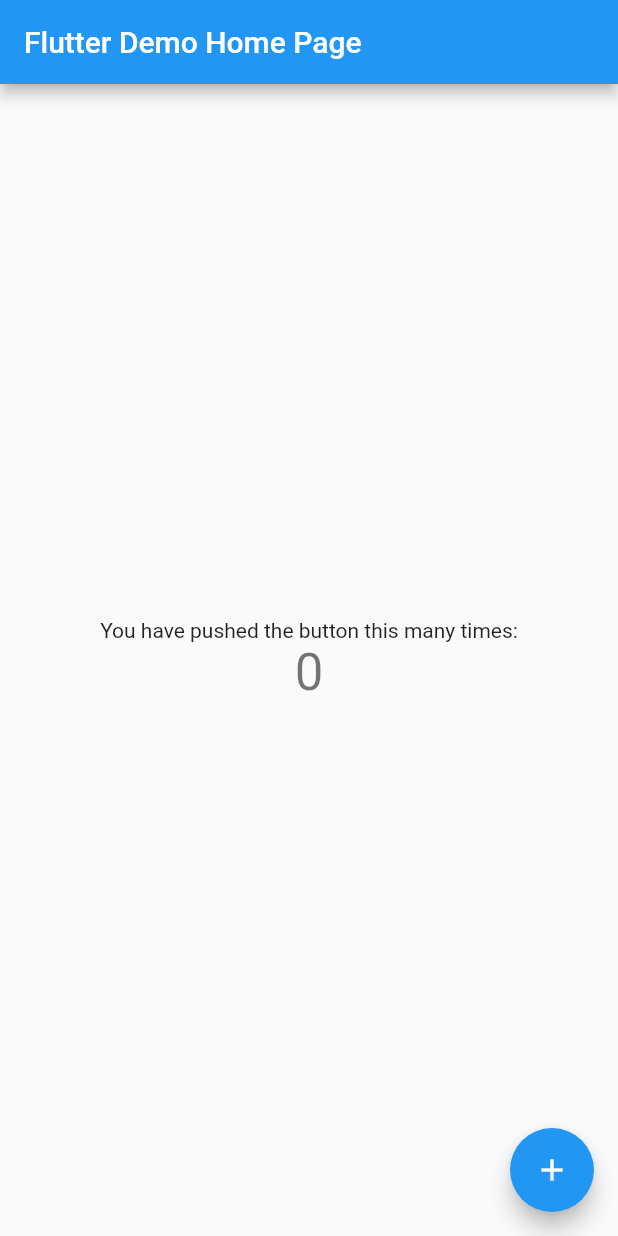
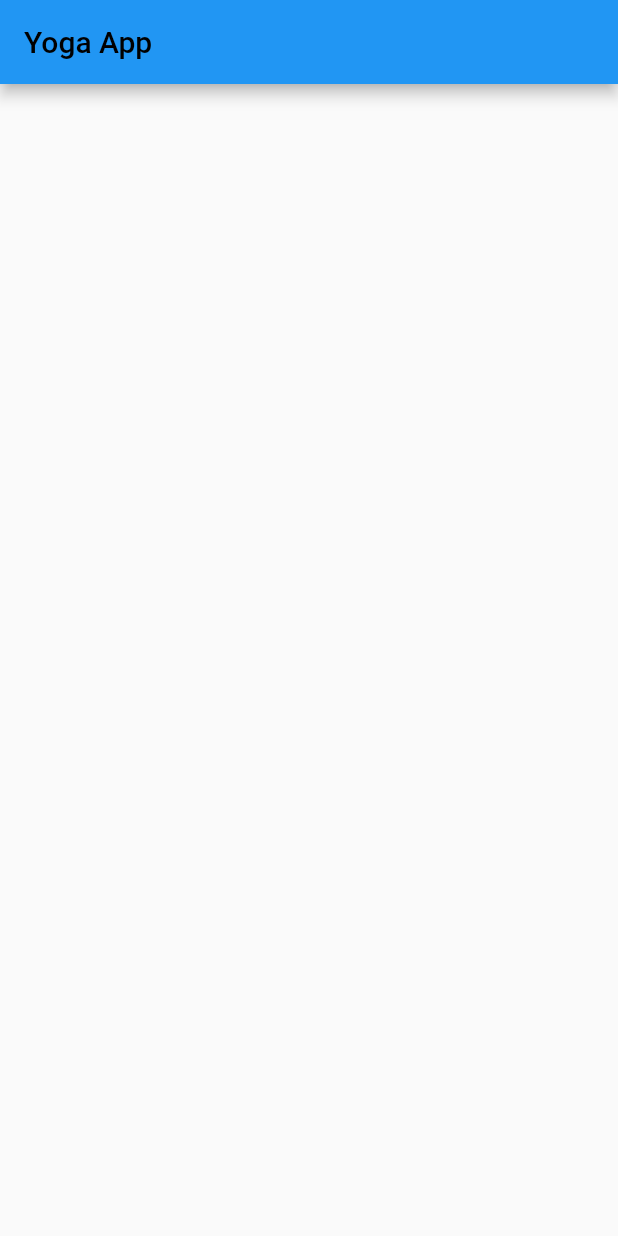
Before and after one commit to Netesh5/yoga_app, a Flutter app: the screen it shows after launch, on a phone screen of 412 x 824 dp. Run offline on Flutter 3.47's test engine with Material 2 defaults, Android fonts, the phone set to English and light mode, and no system bars.

Commit message:
App_stucture

```diff
--- a/lib/main.dart
+++ b/lib/main.dart
@@ -1,115 +1,18 @@
 import 'package:flutter/material.dart';
+import 'package:yogaapp/screens/homepage.dart';
 
 void main() {
-  runApp(const MyApp());
+  runApp(Myapp());
 }
 
-class MyApp extends StatelessWidget {
-  const MyApp({Key? key}) : super(key: key);
+class Myapp extends StatelessWidget {
+  const Myapp({Key? key}) : super(key: key);
 
-  // This widget is the root of your application.
   @override
   Widget build(BuildContext context) {
     return MaterialApp(
-      title: 'Flutter Demo',
-      theme: ThemeData(
-        // This is the theme of your application.
-        //
-        // Try running your application with "flutter run". You'll see the
-        // application has a blue toolbar. Then, without quitting the app, try
-        // changing the primarySwatch below to Colors.green and then invoke
-        // "hot reload" (press "r" in the console where you ran "flutter run",
-        // or simply save your changes to "hot reload" in a Flutter IDE).
-        // Notice that the counter didn't reset back to zero; the application
-        // is not restarted.
-        primarySwatch: Colors.blue,
-      ),
-      home: const MyHomePage(title: 'Flutter Demo Home Page'),
+      debugShowCheckedModeBanner: false,
+      home: Homepage(),
     );
   }
 }
-
-class MyHomePage extends StatefulWidget {
-  const MyHomePage({Key? key, required this.title}) : super(key: key);
-
-  // This widget is the home page of your application. It is stateful, meaning
-  // that it has a State object (defined below) that contains fields that affect
-  // how it looks.
-
-  // This class is the configuration for the state. It holds the values (in this
-  // case the title) provided by the parent (in this case the App widget) and
-  // used by the build method of the State. Fields in a Widget subclass are
-  // always marked "final".
-
-  final String title;
-
-  @override
-  State<MyHomePage> createState() => _MyHomePageState();
-}
-
-class _MyHomePageState extends State<MyHomePage> {
-  int _counter = 0;
-
-  void _incrementCounter() {
-    setState(() {
-      // This call to setState tells the Flutter framework that something has
-      // changed in this State, which causes it to rerun the build method below
-      // so that the display can reflect the updated values. If we changed
-      // _counter without calling setState(), then the build method would not be
-      // called again, and so nothing would appear to happen.
-      _counter++;
-    });
-  }
-
-  @override
-  Widget build(BuildContext context) {
-    // This method is rerun every time setState is called, for instance as done
-    // by the _incrementCounter method above.
-    //
-    // The Flutter framework has been optimized to make rerunning build methods
-    // fast, so that you can just rebuild anything that needs updating rather
-    // than having to individually change instances of widgets.
-    return Scaffold(
-      appBar: AppBar(
-        // Here we take the value from the MyHomePage object that was created by
-        // the App.build method, and use it to set our appbar title.
-        title: Text(widget.title),
-      ),
-      body: Center(
-        // Center is a layout widget. It takes a single child and positions it
-        // in the middle of the parent.
-        child: Column(
-          // Column is also a layout widget. It takes a list of children and
-          // arranges them vertically. By default, it sizes itself to fit its
-          // children horizontally, and tries to be as tall as its parent.
-          //
-          // Invoke "debug painting" (press "p" in the console, choose the
-          // "Toggle Debug Paint" action from the Flutter Inspector in Android
-          // Studio, or the "Toggle Debug Paint" command in Visual Studio Code)
-          // to see the wireframe for each widget.
-          //
-          // Column has various properties to control how it sizes itself and
-          // how it positions its children. Here we use mainAxisAlignment to
-          // center the children vertically; the main axis here is the vertical
-          // axis because Columns are vertical (the cross axis would be
-          // horizontal).
-          mainAxisAlignment: MainAxisAlignment.center,
-          children: <Widget>[
-            const Text(
-              'You have pushed the button this many times:',
-            ),
-            Text(
-              '$_counter',
-              style: Theme.of(context).textTheme.headline4,
-            ),
-          ],
-        ),
-      ),
-      floatingActionButton: FloatingActionButton(
-        onPressed: _incrementCounter,
-        tooltip: 'Increment',
-        child: const Icon(Icons.add),
-      ), // This trailing comma makes auto-formatting nicer for build methods.
-    );
-  }
-}
--- /dev/null
+++ b/lib/screens/homepage.dart
@@ -0,0 +1,15 @@
+import 'package:flutter/material.dart';
+
+class Homepage extends StatelessWidget {
+  @override
+  Widget build(BuildContext context) {
+    return Scaffold(
+      appBar: AppBar(
+        title: const Text(
+          "Yoga App",
+          style: TextStyle(color: Colors.black),
+        ),
+      ),
+    );
+  }
+}
```
